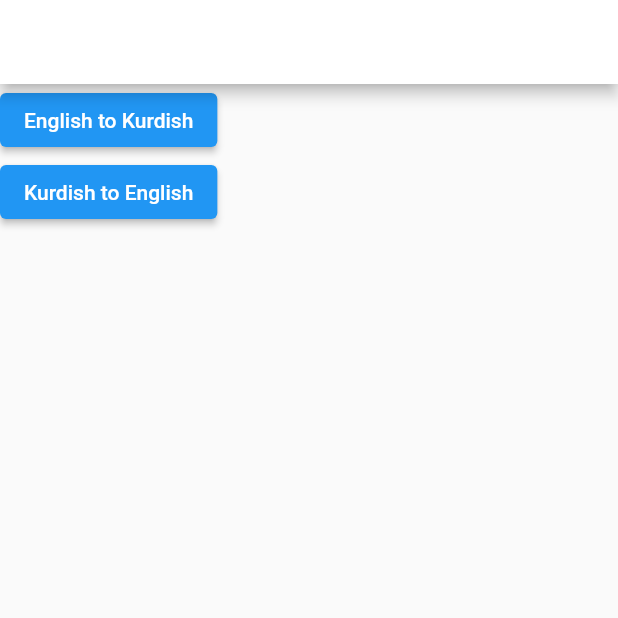
After one commit to muhammadZzZ/chess, a Flutter app: the ChangeLan screen opened directly, on a phone screen of 412 x 824 dp, the top half of it. The commit adds this screen. Run offline on Flutter 3.47's test engine with Material 2 defaults, Android fonts, the phone set to English and light mode, and no system bars; our stand-ins replace carousel_slider, cloud_firestore, connectivity_plus, firebase_auth, firebase_core, firebase_storage and 11 more; missing offline and left inert: chess, chess_vectors_flutter, flutter_facebook_auth, flutter_stateless_chessboard, syncfusion_flutter_pdfviewer, wp_chessboard; accounts and stored records are empty.

Commit message:
nothing to be worry about

```diff
--- a/lib/Utils/constrant.dart
+++ b/lib/Utils/constrant.dart
@@ -49,7 +49,7 @@ final List<String> Sex =[
   "Female",
 ];
 
-bool isgoogle = false; // TODO: to logout completely from either google or facebook this is global variable
+bool isgoogle = false; // TODO: TO LOGOUT COMPLETY FROM EITHER GOOGLE OR FACEBOOK, THIS IS GLOBAL VARIABLE
 
 Map<String,dynamic> usersinfo = {};
 
--- /dev/null
+++ b/lib/changeLan.dart
@@ -0,0 +1,52 @@
+import 'package:echessapp/screen/HomePage.dart';
+import 'package:flutter/material.dart';
+import 'package:get/get.dart';
+import 'package:line_awesome_flutter/line_awesome_flutter.dart';
+import 'Utils/constrant.dart';
+
+class ChangeLan extends StatefulWidget {
+  const ChangeLan({super.key});
+
+  @override
+  State<ChangeLan> createState() => _ChangeLanState();
+}
+
+class _ChangeLanState extends State<ChangeLan> {
+  @override
+  Widget build(BuildContext context) {
+    return Scaffold(
+      appBar: AppBar(
+        leading:  IconButton(
+        iconSize: 30,
+        splashRadius: 20,splashColor: PrimaryColor.withOpacity(.2),
+        onPressed: () {
+          Get.off(()=>HomePage());
+        },
+        icon:const Icon(
+        LineAwesomeIcons.arrow_right
+        ),
+      ),
+      ),
+      body: SingleChildScrollView(
+        child: Column(
+          children: [
+            ElevatedButton(
+            onPressed: () {
+              setState(() { });
+            },
+            child:const Text(
+              "English to Kurdish"
+            )),
+            ElevatedButton(
+            onPressed: () {
+              setState(() { });
+            },
+            child:const Text(
+              "Kurdish to English"
+            )),
+          ],
+        ),
+      ),
+    );
+  }
+}
--- a/lib/main.dart
+++ b/lib/main.dart
@@ -6,7 +6,8 @@ import 'package:flutter/services.dart';
 import 'package:shared_preferences/shared_preferences.dart';
 import 'root.dart';
 
- void main() async{
+
+void main() async{
   WidgetsFlutterBinding.ensureInitialized();
   await Firebase.initializeApp(options: DefaultFirebaseOptions.currentPlatform);
 
--- a/lib/root.dart
+++ b/lib/root.dart
@@ -1,14 +1,11 @@
 import 'dart:convert';
-
 import 'package:echessapp/Utils/constrant.dart';
 import 'package:echessapp/models/theme/ThemeManage.dart';
-import 'package:echessapp/screen/Chess_play_screen.dart';
 import 'package:echessapp/screen/HomePage.dart';
-import 'package:firebase_storage/firebase_storage.dart';
 import 'package:flutter/material.dart';
 import 'package:get/get_navigation/src/root/get_material_app.dart';
+import 'screen/LoginPage.dart';
 
-import 'screen/LoginPage.dart';
 
 class Root extends StatefulWidget {
   const Root({super.key});
@@ -39,7 +36,6 @@ class _RootState extends State<Root> {
   themeListener(){
     if (mounted) {
       setState(() {
-
       });
     }
   }
--- a/lib/screen/champion/Champion_detail.dart
+++ b/lib/screen/champion/Champion_detail.dart
@@ -282,7 +282,7 @@ ButtomArrow() {
             decoration: BoxDecoration(
               borderRadius: BorderRadius.circular(25),
             ),
-            child: Icon(
+            child:const Icon(
               LineAwesomeIcons.arrow_left,
               color: Colors.white,
             ),
--- a/pubspec.yaml
+++ b/pubspec.yaml
@@ -112,7 +112,6 @@ flutter:
     - assets/images/homePageImages/
 
 
-
   # An image asset can refer to one or more resolution-specific "variants", see
   # https://flutter.dev/assets-and-images/#resolution-aware
 
```
Also changed, not shown: lib/Widgets/repeated_widgets.dart (+10 -2 lines), lib/models/Champion_list.dart (+0 -167 lines), lib/models/Title_List_Name.dart (added, +24 -0 lines), lib/screen/Chess_play_screen.dart (+18 -3 lines), lib/screen/HomePage.dart (+23 -13 lines).
